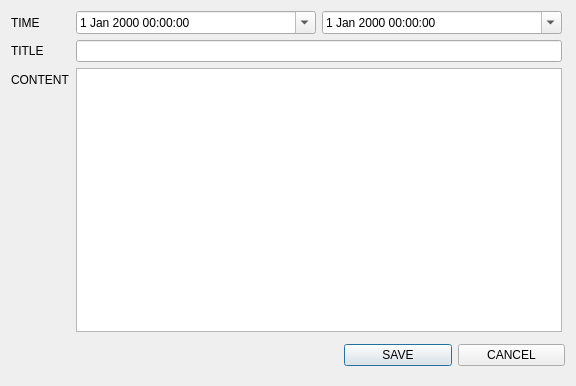
Qt form scheduleeditordialog.ui (dldyou/VEDA_QtProject) before a commit.
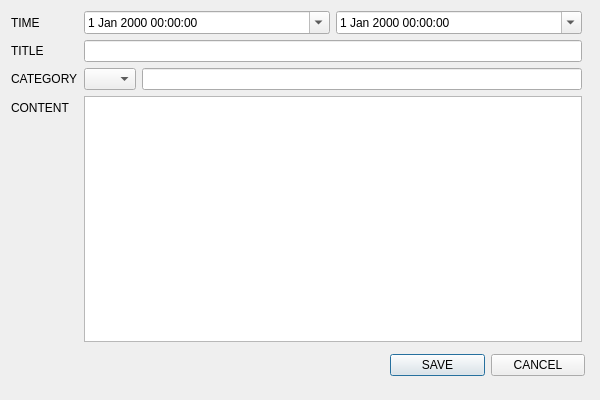
The same form after that commit.

```diff
--- a/scheduleeditordialog.ui
+++ b/scheduleeditordialog.ui
@@ -6,10 +6,22 @@
    <rect>
     <x>0</x>
     <y>0</y>
-    <width>576</width>
-    <height>386</height>
+    <width>600</width>
+    <height>400</height>
    </rect>
   </property>
+  <property name="minimumSize">
+   <size>
+    <width>600</width>
+    <height>400</height>
+   </size>
+  </property>
+  <property name="maximumSize">
+   <size>
+    <width>600</width>
+    <height>400</height>
+   </size>
+  </property>
   <property name="windowTitle">
    <string>Dialog</string>
   </property>
@@ -18,8 +30,8 @@
     <rect>
      <x>11</x>
      <y>11</y>
-     <width>551</width>
-     <height>321</height>
+     <width>571</width>
+     <height>331</height>
     </rect>
    </property>
    <layout class="QFormLayout" name="formLayout">
@@ -59,13 +71,81 @@
      <widget class="QLineEdit" name="leTitle"/>
     </item>
     <item row="2" column="0">
+     <widget class="QLabel" name="lblCategory">
+      <property name="text">
+       <string>CATEGORY</string>
+      </property>
+     </widget>
+    </item>
+    <item row="2" column="1">
+     <layout class="QHBoxLayout" name="horizontalLayout_3">
+      <item>
+       <widget class="QComboBox" name="cbCategory">
+        <property name="currentIndex">
+         <number>-1</number>
+        </property>
+        <item>
+         <property name="text">
+          <string>업무</string>
+         </property>
+        </item>
+        <item>
+         <property name="text">
+          <string>미팅</string>
+         </property>
+        </item>
+        <item>
+         <property name="text">
+          <string>약속</string>
+         </property>
+        </item>
+        <item>
+         <property name="text">
+          <string>운동</string>
+         </property>
+        </item>
+        <item>
+         <property name="text">
+          <string>공부</string>
+         </property>
+        </item>
+        <item>
+         <property name="text">
+          <string>독서</string>
+         </property>
+        </item>
+        <item>
+         <property name="text">
+          <string>취미</string>
+         </property>
+        </item>
+        <item>
+         <property name="text">
+          <string>기타</string>
+         </property>
+        </item>
+       </widget>
+      </item>
+      <item>
+       <widget class="QLineEdit" name="leCategoryDetail">
+        <property name="text">
+         <string/>
+        </property>
+        <property name="readOnly">
+         <bool>false</bool>
+        </property>
+       </widget>
+      </item>
+     </layout>
+    </item>
+    <item row="3" column="0">
      <widget class="QLabel" name="lblContent">
       <property name="text">
        <string>CONTENT</string>
       </property>
      </widget>
     </item>
-    <item row="2" column="1">
+    <item row="3" column="1">
      <widget class="QTextEdit" name="teContent"/>
     </item>
    </layout>
@@ -73,9 +153,9 @@
   <widget class="QWidget" name="verticalLayoutWidget">
    <property name="geometry">
     <rect>
-     <x>344</x>
-     <y>340</y>
-     <width>221</width>
+     <x>390</x>
+     <y>350</y>
+     <width>195</width>
      <height>31</height>
     </rect>
    </property>
```
